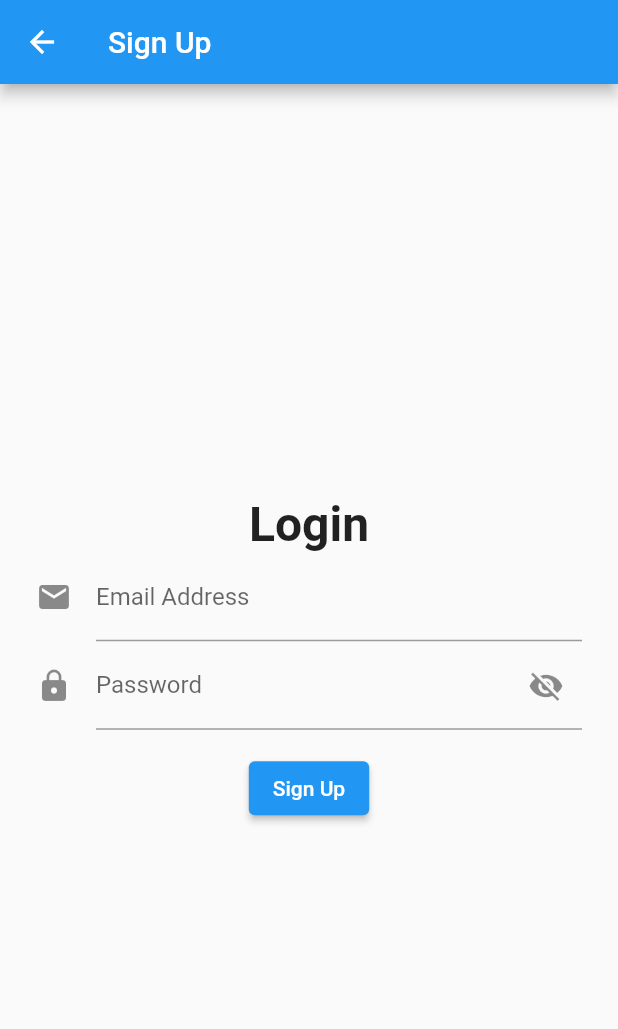
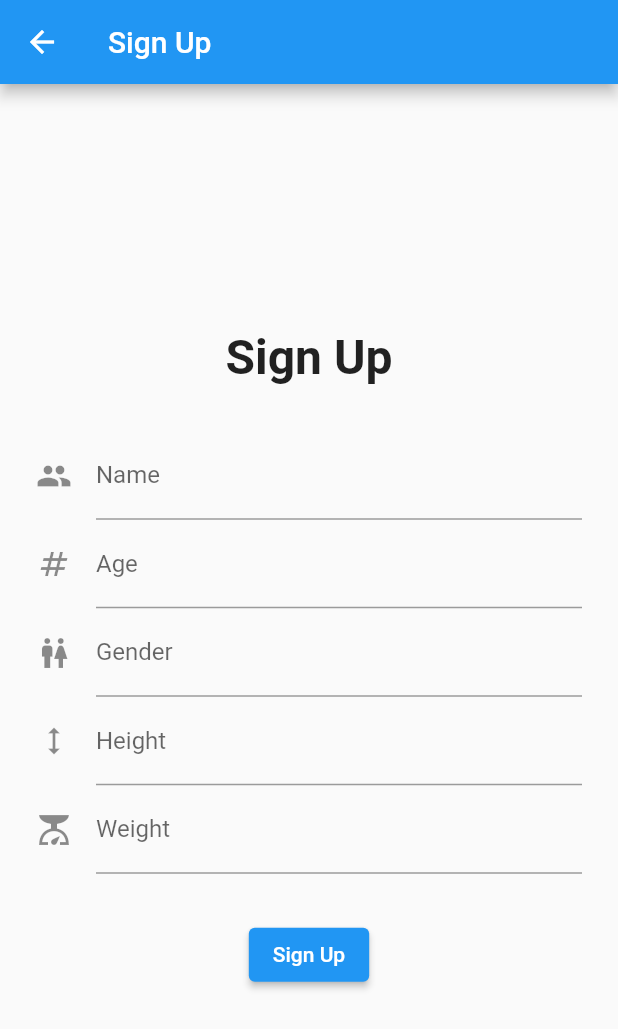
Before and after one commit to moe-szk/practice_of_information_system, a Flutter app: the screen it shows after launch, on a phone screen of 412 x 824 dp. Shown: the top 1029 px of the screen. Run offline on Flutter 3.47's test engine with Material 2 defaults, Android fonts, the phone set to English and light mode, and no system bars; our stand-ins replace flutter_image_compress, flutter_riverpod, freezed_annotation, image_picker; missing offline and left inert: exif, health.

Commit message:
feat: サインアップページを更新
- ユーザー登録の際にフォームに入力した値をpostできるように
- フォーム項目とキーボードの高さを調整

```diff
--- a/lib/views/sign_up.dart
+++ b/lib/views/sign_up.dart
@@ -15,87 +15,125 @@
 }
 
 class _SimpleLoginScreenState extends State<SimpleLoginScreen> {
-  String email = '';
-  String password = '';
-  bool hidePassword = true;
+  String userName = "";
+  String age = "";
+  String sex = "";
+  String height = "";
+  String weight = "";
 
   @override
   Widget build(BuildContext context) {
+    final bottomSpace = MediaQuery.of(context).viewInsets.bottom;
     return Scaffold(
+      resizeToAvoidBottomInset: false,
       appBar: AppBar(
         title: const Text('Sign Up'),
       ),
       body: Padding(
         padding: const EdgeInsets.symmetric(horizontal: 24),
         child: Center(
+            child: SingleChildScrollView(
+                reverse: true,
+                child: Padding(
+                  padding: EdgeInsets.only(bottom: bottomSpace),
                   child: Column(
                     mainAxisSize: MainAxisSize.min,
                     children: [
                       const Text(
-                'Login',
+                        'Sign Up',
                         style: TextStyle(
                           fontSize: 32,
                           fontWeight: FontWeight.bold,
                         ),
                       ),
+                      const SizedBox(height: 30),
                       TextFormField(
                         decoration: const InputDecoration(
-                  icon: Icon(Icons.mail),
-                  hintText: 'hogehoge@qmail.com',
-                  labelText: 'Email Address',
+                          icon: Icon(Icons.people),
+                          labelText: 'Name',
                         ),
                         onChanged: (String value) {
                           setState(() {
-                    email = value;
+                            userName = value;
                           });
                         },
                       ),
                       TextFormField(
-                obscureText: hidePassword,
-                decoration: InputDecoration(
-                  icon: const Icon(Icons.lock),
-                  labelText: 'Password',
-                  suffixIcon: IconButton(
-                    icon: Icon(
-                      hidePassword ? Icons.visibility_off : Icons.visibility,
+                        decoration: const InputDecoration(
+                          icon: Icon(Icons.numbers),
+                          labelText: 'Age',
                         ),
-                    onPressed: () {
+                        onChanged: (String value) {
                           setState(() {
-                        hidePassword = !hidePassword;
+                            age = value;
                           });
                         },
                       ),
+                      TextFormField(
+                        decoration: const InputDecoration(
+                          icon: Icon(Icons.wc),
+                          labelText: 'Gender',
                         ),
                         onChanged: (String value) {
                           setState(() {
-                    password = value;
+                            sex = value;
                           });
                         },
                       ),
-              const SizedBox(height: 15),
-              const RegisterButton()
+                      TextFormField(
+                        decoration: const InputDecoration(
+                          icon: Icon(Icons.height),
+                          labelText: 'Height',
+                        ),
+                        onChanged: (String value) {
+                          setState(() {
+                            height = value;
+                          });
+                        },
+                      ),
+                      TextFormField(
+                        decoration: const InputDecoration(
+                          icon: Icon(Icons.scale),
+                          labelText: 'Weight',
+                        ),
+                        onChanged: (String value) {
+                          setState(() {
+                            weight = value;
+                          });
+                        },
+                      ),
+                      const SizedBox(height: 30),
+                      RegisterButton(userName, age, sex, height, weight)
                     ],
                   ),
-        ),
+                ))),
       ),
     );
   }
 }
 
 class RegisterButton extends StatelessWidget {
-  const RegisterButton({Key? key}) : super(key: key);
+  String userName = "";
+  String age = "";
+  String sex = "";
+  String height = "";
+  String weight = "";
+  RegisterButton(this.userName, this.age, this.sex, this.height, this.weight,
+      {Key? key})
+      : super(key: key);
 
   Future _postInf() async {
     String url = "http://localhost:8000/user-create";
     Map<String, String> headers = {"content-type": "application/json"};
     final obj = {
-      "userName": "testUser",
-      "age": 22,
-      "sex": 1,
-      "height": 170,
-      "weight": 60
+      "userName": userName,
+      "age": int.parse(age),
+      "sex": int.parse(sex),
+      "height": int.parse(height),
+      "weight": int.parse(weight)
     };
     String body = json.encode(obj);
+    print(body);
 
     http.Response res =
         await http.post(Uri.parse(url), headers: headers, body: body);
```
Lines whose indentation alone changed are shown as unchanged.
